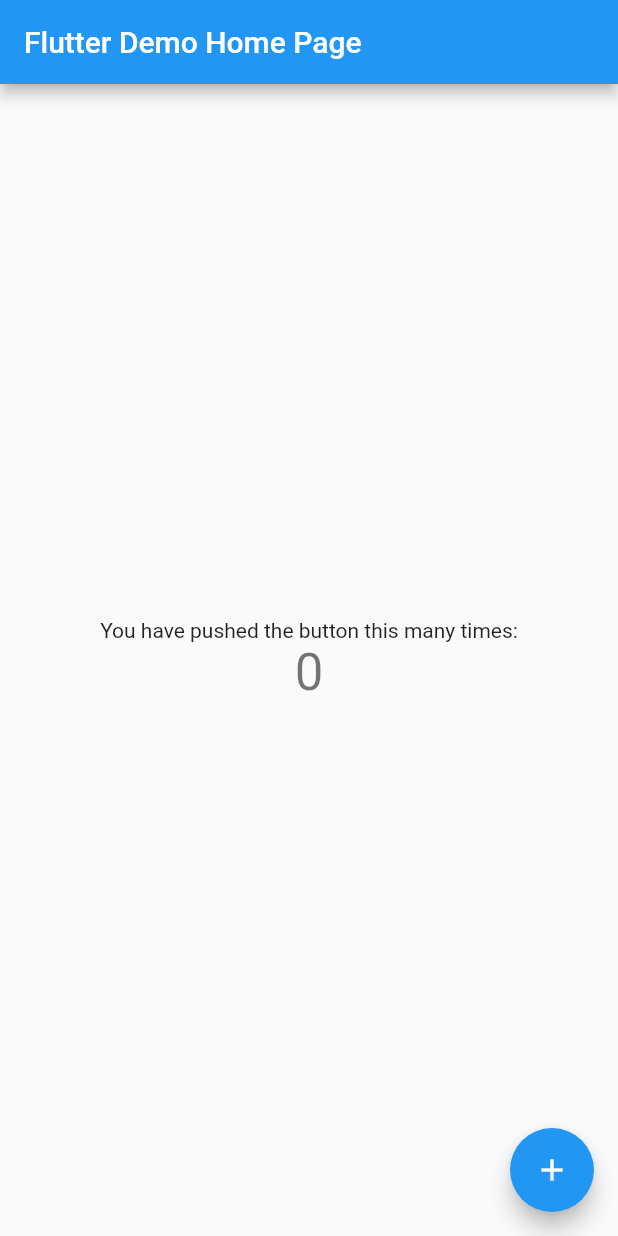
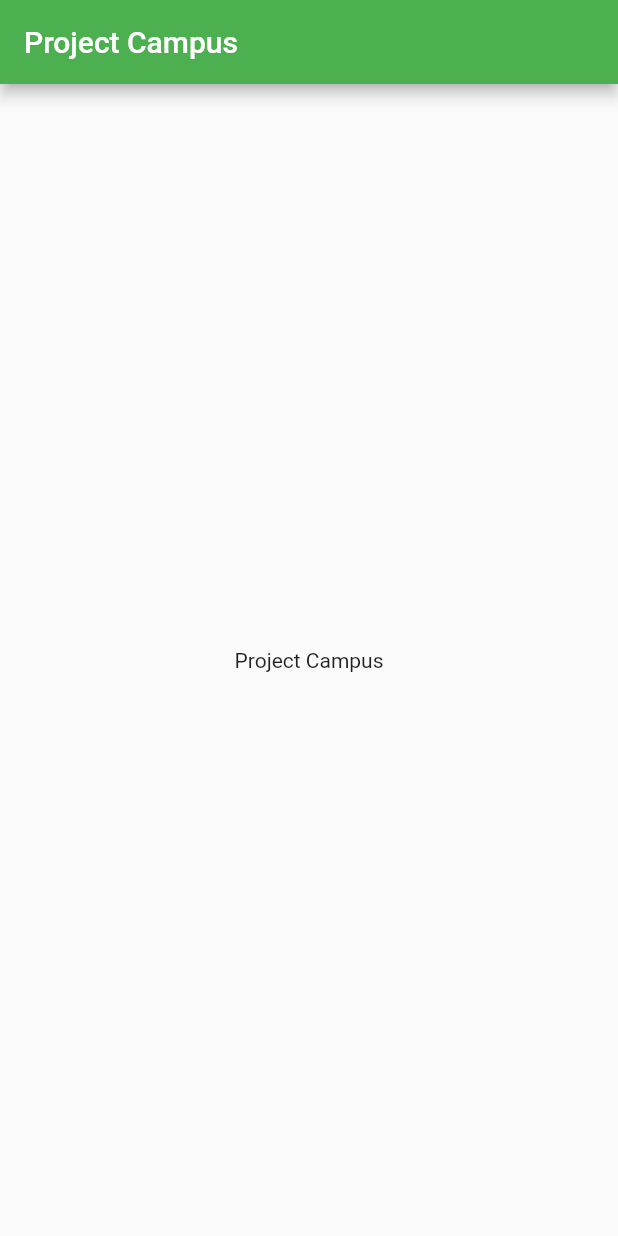
Before and after one commit to tianna1121/flutter_projectcampus_socalnetwork, a Flutter app: the screen it shows after launch, on a phone screen of 412 x 824 dp. Run offline on Flutter 3.47's test engine with Material 2 defaults, Android fonts, the phone set to English and light mode, and no system bars.

Commit message:
add basic homepage

```diff
--- a/lib/main.dart
+++ b/lib/main.dart
@@ -3,109 +3,27 @@ import 'package:flutter/material.dart';
 void main() => runApp(MyApp());
 
 class MyApp extends StatelessWidget {
-  // This widget is the root of your application.
   @override
   Widget build(BuildContext context) {
     return MaterialApp(
-      title: 'Flutter Demo',
-      theme: ThemeData(
-        // This is the theme of your application.
-        //
-        // Try running your application with "flutter run". You'll see the
-        // application has a blue toolbar. Then, without quitting the app, try
-        // changing the primarySwatch below to Colors.green and then invoke
-        // "hot reload" (press "r" in the console where you ran "flutter run",
-        // or simply save your changes to "hot reload" in a Flutter IDE).
-        // Notice that the counter didn't reset back to zero; the application
-        // is not restarted.
-        primarySwatch: Colors.blue,
-      ),
-      home: MyHomePage(title: 'Flutter Demo Home Page'),
+      title: 'Project Campus',
+      debugShowCheckedModeBanner: false,
+      theme: ThemeData(primarySwatch: Colors.green),
+      home: MyHomePage(),
     );
   }
 }
 
-class MyHomePage extends StatefulWidget {
-  MyHomePage({Key key, this.title}) : super(key: key);
-
-  // This widget is the home page of your application. It is stateful, meaning
-  // that it has a State object (defined below) that contains fields that affect
-  // how it looks.
-
-  // This class is the configuration for the state. It holds the values (in this
-  // case the title) provided by the parent (in this case the App widget) and
-  // used by the build method of the State. Fields in a Widget subclass are
-  // always marked "final".
-
-  final String title;
-
-  @override
-  _MyHomePageState createState() => _MyHomePageState();
-}
-
-class _MyHomePageState extends State<MyHomePage> {
-  int _counter = 0;
-
-  void _incrementCounter() {
-    setState(() {
-      // This call to setState tells the Flutter framework that something has
-      // changed in this State, which causes it to rerun the build method below
-      // so that the display can reflect the updated values. If we changed
-      // _counter without calling setState(), then the build method would not be
-      // called again, and so nothing would appear to happen.
-      _counter++;
-    });
-  }
-
+class MyHomePage extends StatelessWidget {
   @override
   Widget build(BuildContext context) {
-    // This method is rerun every time setState is called, for instance as done
-    // by the _incrementCounter method above.
-    //
-    // The Flutter framework has been optimized to make rerunning build methods
-    // fast, so that you can just rebuild anything that needs updating rather
-    // than having to individually change instances of widgets.
     return Scaffold(
       appBar: AppBar(
-        // Here we take the value from the MyHomePage object that was created by
-        // the App.build method, and use it to set our appbar title.
-        title: Text(widget.title),
+        title: Text('Project Campus'),
       ),
       body: Center(
-        // Center is a layout widget. It takes a single child and positions it
-        // in the middle of the parent.
-        child: Column(
-          // Column is also a layout widget. It takes a list of children and
-          // arranges them vertically. By default, it sizes itself to fit its
-          // children horizontally, and tries to be as tall as its parent.
-          //
-          // Invoke "debug painting" (press "p" in the console, choose the
-          // "Toggle Debug Paint" action from the Flutter Inspector in Android
-          // Studio, or the "Toggle Debug Paint" command in Visual Studio Code)
-          // to see the wireframe for each widget.
-          //
-          // Column has various properties to control how it sizes itself and
-          // how it positions its children. Here we use mainAxisAlignment to
-          // center the children vertically; the main axis here is the vertical
-          // axis because Columns are vertical (the cross axis would be
-          // horizontal).
-          mainAxisAlignment: MainAxisAlignment.center,
-          children: <Widget>[
-            Text(
-              'You have pushed the button this many times:',
-            ),
-            Text(
-              '$_counter',
-              style: Theme.of(context).textTheme.display1,
-            ),
-          ],
-        ),
+        child: Text('Project Campus'),
       ),
-      floatingActionButton: FloatingActionButton(
-        onPressed: _incrementCounter,
-        tooltip: 'Increment',
-        child: Icon(Icons.add),
-      ), // This trailing comma makes auto-formatting nicer for build methods.
     );
   }
 }
```
